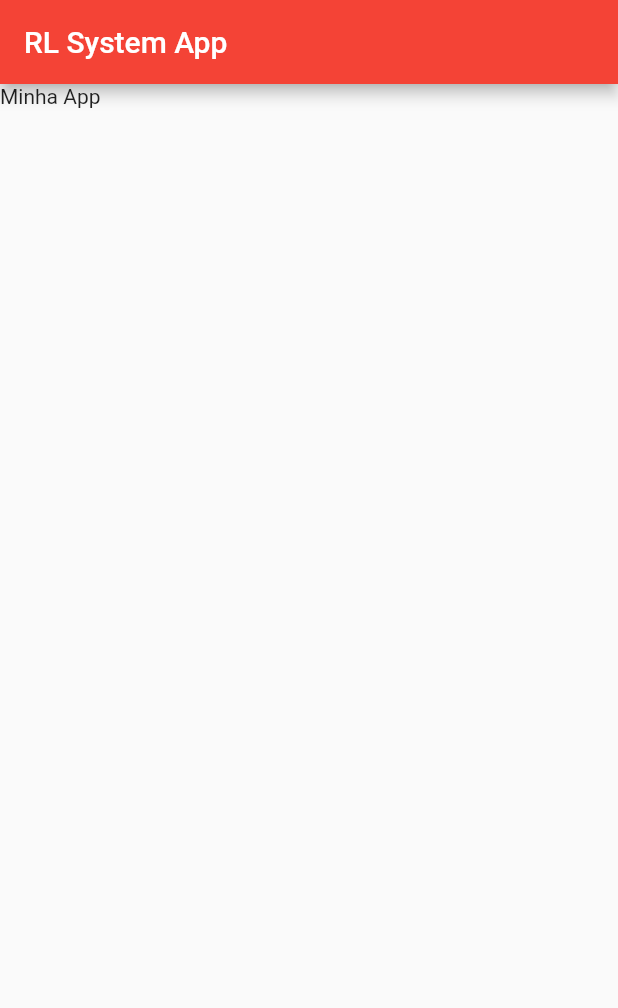
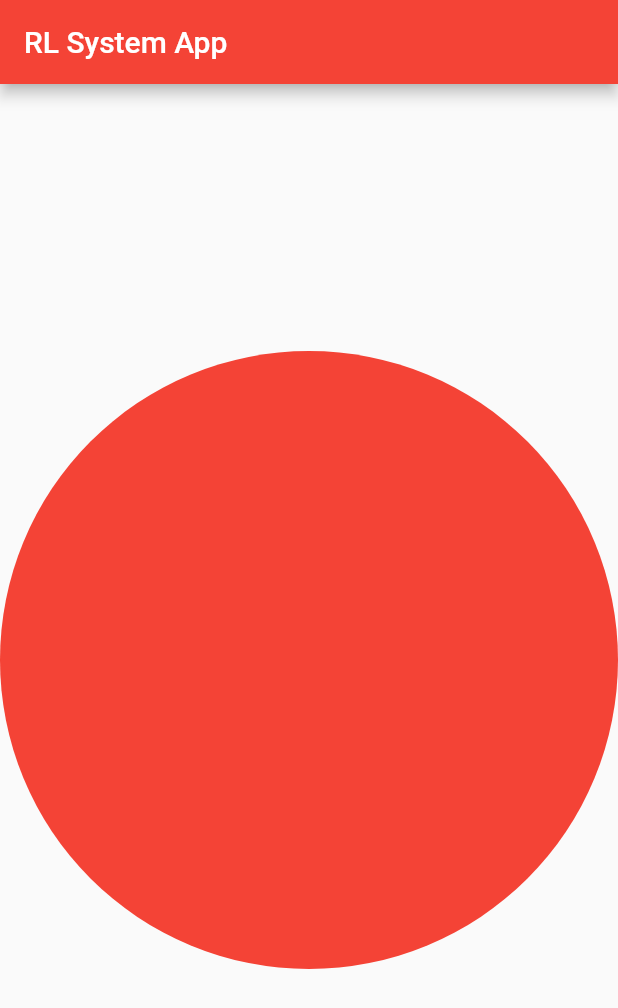
Before and after one commit to DevDouglasConectado/flutter_codigos_aula, a Flutter app: the screen it shows after launch, on a phone screen of 412 x 824 dp. Shown: the top 1008 px of the screen. Run offline on Flutter 3.47's test engine with Material 2 defaults, Android fonts, the phone set to English and light mode, and no system bars.

Commit message:
commit boxshape.circle

```diff
--- a/lib/main.dart
+++ b/lib/main.dart
@@ -1,6 +1,7 @@
 import 'package:flutter/material.dart';
 
 //void main() => runApp(MyApp());
+// widgets: Center, Text, Row, Column, Container, BoxDecoration etc
 
 void main(){
   runApp(MyFirstApp());
@@ -13,7 +14,12 @@ class MyFirstApp extends StatelessWidget{
           appBar:AppBar(
             title: Text("RL System App"),
           ),
-          body: Text("Minha App"),
+          body: Container(
+               decoration: BoxDecoration(
+                shape: BoxShape.circle,
+                color: Colors.red
+            ),
+          ),
         ),
         theme:ThemeData(primarySwatch:Colors.red),
       );
```
